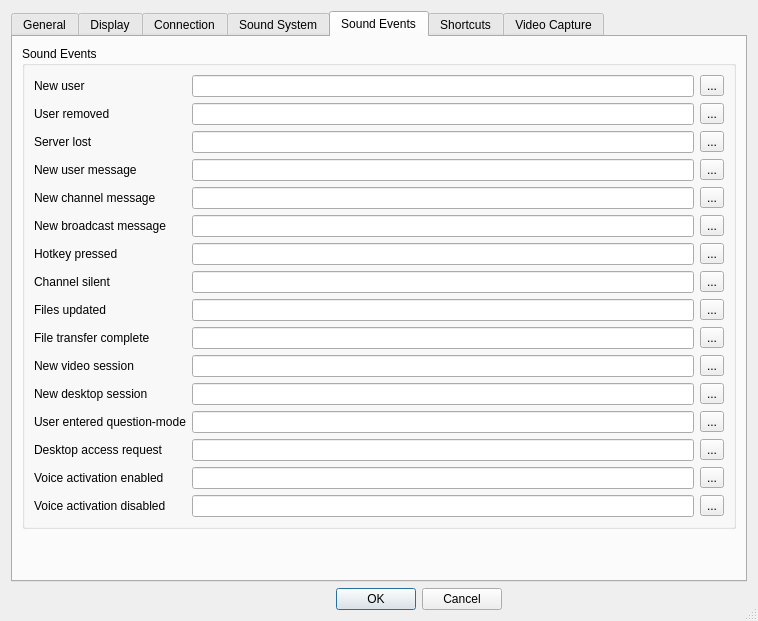
Before: the Qt Designer form Client/qtTeamTalk/preferences.ui in BearWare/TeamTalk5, drawn with Qt 5.
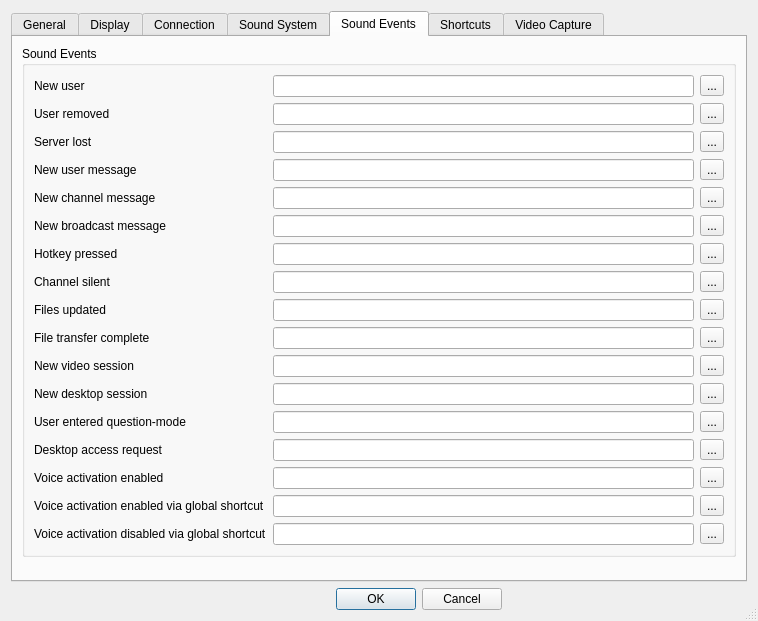
After: the same form once the commit is applied. The open tabs and pages were chosen to show the change. Icons and pictures are not drawn.

Commit message: Specific sounds for VA via global shortcut

What changed in the file:
```diff
--- a/Client/qtTeamTalk/preferences.ui
+++ b/Client/qtTeamTalk/preferences.ui
@@ -1335,21 +1335,44 @@
               </property>
              </widget>
             </item>
-            <item row="21" column="1">
-             <widget class="QLineEdit" name="voiceactoffEdit"/>
+            <item row="22" column="1">
+             <widget class="QLineEdit" name="voiceactongEdit"/>
             </item>
-            <item row="21" column="0">
-             <widget class="QLabel" name="label_321">
+            <item row="22" column="0">
+             <widget class="QLabel" name="label_322">
               <property name="text">
-               <string>Voice activation disabled</string>
+               <string>Voice activation enabled via global shortcut</string>
               </property>
               <property name="buddy">
                <cstring>voiceactoffEdit</cstring>
               </property>
              </widget>
             </item>
-            <item row="21" column="2">
-             <widget class="QToolButton" name="voiceactoffButton">
+            <item row="22" column="2">
+             <widget class="QToolButton" name="voiceactongButton">
+              <property name="accessibleName">
+               <string>Browse</string>
+              </property>
+              <property name="text">
+               <string notr="true">...</string>
+              </property>
+             </widget>
+            </item>
+            <item row="23" column="1">
+             <widget class="QLineEdit" name="voiceactoffgEdit"/>
+            </item>
+            <item row="23" column="0">
+             <widget class="QLabel" name="label_323">
+              <property name="text">
+               <string>Voice activation disabled via global shortcut</string>
+              </property>
+              <property name="buddy">
+               <cstring>voiceactoffgEdit</cstring>
+              </property>
+             </widget>
+            </item>
+            <item row="23" column="2">
+             <widget class="QToolButton" name="voiceactoffgButton">
               <property name="accessibleName">
                <string>Browse</string>
               </property>
```
Left out of the diff: 6 changed lines with no effect on the pictures. The commit also changes 7 other files.
